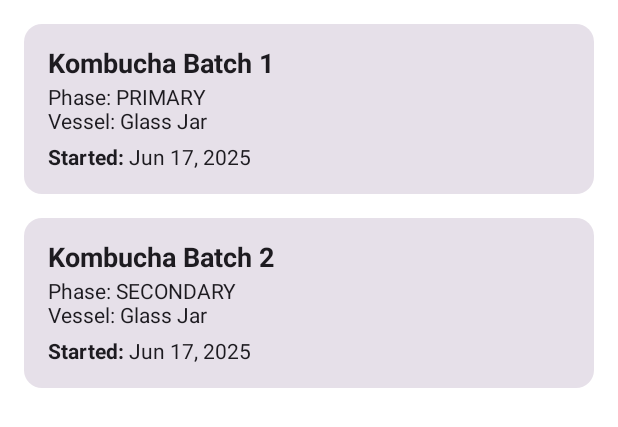
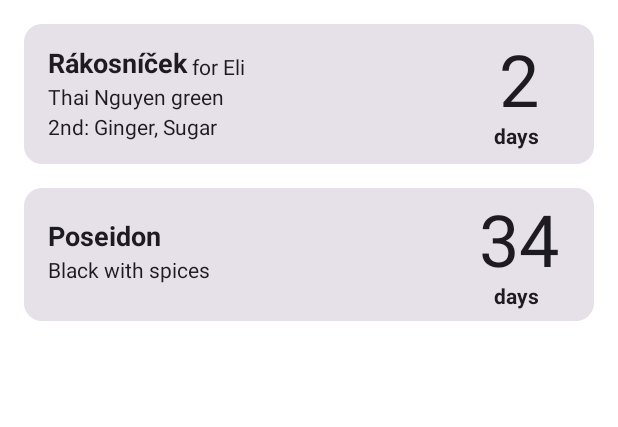
Before and after one commit to anoniim/Ferment, an Android app built with Jetpack Compose: the @Preview function MainScreenPreview, on a phone screen of 412 x 824 dp. Shown: the top 427 px of the screen. Run offline under Robolectric (Android 15) with nearby library versions, the phone set to English and light mode, and no system bars.

Commit message:
Active bathes view improved

```diff
--- a/app/src/main/java/net/solvetheriddle/fermentlog/MainActivity.kt
+++ b/app/src/main/java/net/solvetheriddle/fermentlog/MainActivity.kt
@@ -6,58 +6,28 @@ import android.os.Bundle
 import androidx.activity.ComponentActivity
 import androidx.activity.compose.setContent
 import androidx.activity.enableEdgeToEdge
-import androidx.compose.foundation.clickable
-import androidx.compose.foundation.layout.Arrangement
-import androidx.compose.foundation.layout.Column
-import androidx.compose.foundation.layout.Row
-import androidx.compose.foundation.layout.Spacer
-import androidx.compose.foundation.layout.fillMaxSize
-import androidx.compose.foundation.layout.fillMaxWidth
-import androidx.compose.foundation.layout.height
 import androidx.compose.foundation.layout.padding
-import androidx.compose.foundation.lazy.LazyColumn
-import androidx.compose.foundation.lazy.items
 import androidx.compose.material.icons.Icons
 import androidx.compose.material.icons.filled.Add
-import androidx.compose.material3.Card
-import androidx.compose.material3.CardDefaults
 import androidx.compose.material3.ExperimentalMaterial3Api
 import androidx.compose.material3.FloatingActionButton
 import androidx.compose.material3.Icon
 import androidx.compose.material3.Scaffold
 import androidx.compose.material3.Text
 import androidx.compose.material3.TopAppBar
-import androidx.compose.runtime.Composable
 import androidx.compose.runtime.LaunchedEffect
-import androidx.compose.runtime.ReadOnlyComposable
 import androidx.compose.runtime.mutableStateListOf
 import androidx.compose.runtime.remember
-import androidx.compose.ui.Alignment
 import androidx.compose.ui.Modifier
-import androidx.compose.ui.platform.LocalConfiguration
-import androidx.compose.ui.text.font.FontWeight
-import androidx.compose.ui.tooling.preview.Preview
-import androidx.compose.ui.unit.dp
-import androidx.compose.ui.unit.sp
-import androidx.core.os.ConfigurationCompat
 import net.solvetheriddle.fermentlog.data.Db
 import net.solvetheriddle.fermentlog.domain.model.Batch
-import net.solvetheriddle.fermentlog.domain.model.BrewingPhase
-import net.solvetheriddle.fermentlog.domain.model.Ingredient
-import net.solvetheriddle.fermentlog.domain.model.IngredientAmount
 import net.solvetheriddle.fermentlog.domain.model.Status
-import net.solvetheriddle.fermentlog.domain.model.Vessel
 import net.solvetheriddle.fermentlog.navigation.AppBottomNavigation
+import net.solvetheriddle.fermentlog.ui.screens.ActiveBatchesScreen
 import net.solvetheriddle.fermentlog.ui.screens.AddBatchScreen
 import net.solvetheriddle.fermentlog.ui.screens.IngredientsScreen
 import net.solvetheriddle.fermentlog.ui.screens.VesselsScreen
 import net.solvetheriddle.fermentlog.ui.theme.FermentTheme
-import java.time.LocalDate
-import java.time.ZoneId
-import java.time.format.DateTimeFormatter
-import java.time.format.FormatStyle
-import java.util.Date
-import java.util.Locale
 
 class MainActivity : ComponentActivity() {
     override fun onCreate(savedInstanceState: Bundle?) {
@@ -74,7 +44,7 @@ class MainActivity : ComponentActivity() {
                 LaunchedEffect(Unit) {
                     Db.getBatchesFlow().collect { batches ->
                         activeBatches.clear()
-                        activeBatches.addAll(batches.filter { it.status == Status.ACTIVE })
+                        activeBatches.addAll(batches.filter { it.status == Status.ACTIVE }) // TODO Order by phase, then duration
                     }
                 }
 
@@ -127,7 +97,7 @@ class MainActivity : ComponentActivity() {
                                 )
                             }
                         ) { innerPadding ->
-                            MainScreen(
+                            ActiveBatchesScreen(
                                 activeBatches = activeBatches,
                                 modifier = Modifier.padding(innerPadding)
                             )
@@ -138,101 +108,3 @@ class MainActivity : ComponentActivity() {
         }
     }
 }
-
-@Composable
-fun MainScreen(activeBatches: List<Batch>, modifier: Modifier = Modifier) {
-    ActiveBatchesList(
-        activeBatches = activeBatches,
-        modifier = modifier
-    )
-}
-
-@Composable
-fun ActiveBatchesList(activeBatches: List<Batch>, modifier: Modifier = Modifier) {
-    LazyColumn(
-        modifier = modifier
-            .fillMaxSize()
-            .padding(16.dp),
-        verticalArrangement = Arrangement.spacedBy(16.dp)
-    ) {
-        items(activeBatches) { batch ->
-            BatchCard(batch = batch)
-        }
-    }
-}
-
-@Composable
-fun BatchCard(batch: Batch) {
-    Card(
-        modifier = Modifier
-            .fillMaxWidth()
-            .clickable { /* Handle batch click */ },
-        elevation = CardDefaults.cardElevation()
-    ) {
-        Column(modifier = Modifier.padding(16.dp)) {
-            Text(text = batch.name, fontWeight = FontWeight.Bold, fontSize = 18.sp)
-            Spacer(modifier = Modifier.height(4.dp))
-            Text(text = "Phase: ${batch.phase}", fontSize = 14.sp)
-            Text(text = "Vessel: ${batch.vessel.name}", fontSize = 14.sp)
-            Spacer(modifier = Modifier.height(8.dp))
-            Row(verticalAlignment = Alignment.CenterVertically) {
-                Text(text = "Started: ", fontSize = 14.sp, fontWeight = FontWeight.Bold)
-                Text(text = formatDate(batch.startDate), fontSize = 14.sp)
-            }
-        }
-    }
-}
-
-@Composable
-@ReadOnlyComposable
-fun formatDate(date: LocalDate): String {
-    // Option 1: Using a predefined format
-    val predefinedFormatter = DateTimeFormatter.ofLocalizedDate(FormatStyle.MEDIUM)
-    //val predefinedFormatter = DateTimeFormatter.ISO_DATE // Example of a different predefined format
-    val formattedDate = date.format(predefinedFormatter.withLocale(getLocale()))
-
-    // Option 2: Using a custom format
-//    val customFormatter = DateTimeFormatter.ofPattern("MMM dd, yyyy", getLocale())
-//    val formattedDate2 = date.format(customFormatter)
-
-    // You can return any of the formatted date
-    return formattedDate
-}
-
-@Composable
-@ReadOnlyComposable
-fun getLocale(): Locale? {
-    val configuration = LocalConfiguration.current
-    return ConfigurationCompat.getLocales(configuration).get(0)
-}
-
-@Preview(showBackground = true)
-@Composable
-fun MainScreenPreview() {
-    // Create sample data for preview
-    val sampleVessel = Vessel("v1", "Glass Jar", 2.0)
-    val sampleIngredient = Ingredient("i1", "Tea")
-    val sampleIngredientAmount = IngredientAmount(sampleIngredient, "8 spoons")
-
-    val sampleBatches = listOf(
-        Batch(
-            id = "b1",
-            name = "Kombucha Batch 1",
-            status = Status.ACTIVE,
-            phase = BrewingPhase.PRIMARY,
-            startDate = Date().toInstant().atZone(ZoneId.systemDefault()).toLocalDate(),
-            vessel = sampleVessel,
-            ingredients = listOf(sampleIngredientAmount)
-        ),
-        Batch(
-            id = "b2",
-            name = "Kombucha Batch 2",
-            status = Status.ACTIVE,
-            phase = BrewingPhase.SECONDARY,
-            startDate = Date().toInstant().atZone(ZoneId.systemDefault()).toLocalDate(),
-            vessel = sampleVessel,
-            ingredients = listOf(sampleIngredientAmount)
-        )
-    )
-    MainScreen(sampleBatches)
-}
--- a/app/src/main/java/net/solvetheriddle/fermentlog/data/model/BatchData.kt
+++ b/app/src/main/java/net/solvetheriddle/fermentlog/data/model/BatchData.kt
@@ -12,7 +12,7 @@ import java.util.Date
 @Keep
 data class BatchData(
     val id: String = "undefined",
-    val name: String = "undefined",
+    val name: String? = null,
     val status: Status = Status.UNDEFINED,
     val phase: BrewingPhase = BrewingPhase.UNDEFINED,
     val startDateTimestamp: Long = 0,
@@ -28,19 +28,19 @@ data class BatchData(
             phase = phase,
             startDate = Date(startDateTimestamp).toInstant().atZone(ZoneId.systemDefault()).toLocalDate(),
             vessel = vessel.toDomain(),
-            ingredients = ingredients.map { it.toDomain() },
+            primaryIngredients = ingredients.map { it.toDomain() },
             parentId = parentId
         )
     }
 
     constructor(batch: Batch) : this(
         id = batch.id,
-        name = batch.name.ifBlank { getDefaultName(batch.startDate.atStartOfDay().atZone(ZoneId.systemDefault()).toInstant().toEpochMilli(), batch.vessel) },
+        name = batch.name,
         status = batch.status,
         phase = batch.phase,
         startDateTimestamp = batch.startDate.atStartOfDay().atZone(ZoneId.systemDefault()).toInstant().toEpochMilli(),
         vessel = VesselData(batch.vessel),
-        ingredients = batch.ingredients.map { IngredientAmountData(it) },
+        ingredients = batch.primaryIngredients.map { IngredientAmountData(it) },
         parentId = batch.parentId
     )
 
--- a/app/src/main/java/net/solvetheriddle/fermentlog/domain/model/Batch.kt
+++ b/app/src/main/java/net/solvetheriddle/fermentlog/domain/model/Batch.kt
@@ -1,20 +1,27 @@
 package net.solvetheriddle.fermentlog.domain.model
 
+import android.os.Build
 import java.time.LocalDate
-import java.time.ZoneId
-import java.util.Date
 import java.util.UUID
 
 data class Batch(
     val id: String = UUID.randomUUID().toString(),
-    val name: String,
+    val name: String? = null,
     val status: Status = Status.ACTIVE,
     val phase: BrewingPhase = BrewingPhase.PRIMARY,
     val startDate: LocalDate,
     val vessel: Vessel,
-    val ingredients: List<IngredientAmount> = emptyList(),
+    val primaryIngredients: List<IngredientAmount> = emptyList(),
+    val secondaryIngredients: List<IngredientAmount> = emptyList(),
     val parentId: String? = null
-)
+) {
+    val brewDurationInDays: Int =
+        if (Build.VERSION.SDK_INT >= Build.VERSION_CODES.UPSIDE_DOWN_CAKE) {
+            startDate.datesUntil(LocalDate.now()).count().toInt()
+        } else {
+            TODO("VERSION.SDK_INT < UPSIDE_DOWN_CAKE") // Increase min SDK version and REMOVE THIS CODE
+        }
+}
 
 enum class Status {
     UNDEFINED,
--- /dev/null
+++ b/app/src/main/java/net/solvetheriddle/fermentlog/ui/screens/ActiveBatches.kt
@@ -0,0 +1,196 @@
+package net.solvetheriddle.fermentlog.ui.screens
+
+import androidx.compose.foundation.clickable
+import androidx.compose.foundation.layout.Arrangement
+import androidx.compose.foundation.layout.Column
+import androidx.compose.foundation.layout.Row
+import androidx.compose.foundation.layout.Spacer
+import androidx.compose.foundation.layout.fillMaxHeight
+import androidx.compose.foundation.layout.fillMaxSize
+import androidx.compose.foundation.layout.fillMaxWidth
+import androidx.compose.foundation.layout.height
+import androidx.compose.foundation.layout.padding
+import androidx.compose.foundation.layout.width
+import androidx.compose.foundation.lazy.LazyColumn
+import androidx.compose.foundation.lazy.items
+import androidx.compose.material3.Card
+import androidx.compose.material3.CardDefaults
+import androidx.compose.material3.ExperimentalMaterial3Api
+import androidx.compose.material3.PlainTooltip
+import androidx.compose.material3.Text
+import androidx.compose.material3.TooltipBox
+import androidx.compose.material3.TooltipDefaults
+import androidx.compose.material3.rememberTooltipState
+import androidx.compose.runtime.Composable
+import androidx.compose.runtime.ReadOnlyComposable
+import androidx.compose.ui.Alignment
+import androidx.compose.ui.Modifier
+import androidx.compose.ui.platform.LocalConfiguration
+import androidx.compose.ui.text.font.FontWeight
+import androidx.compose.ui.tooling.preview.Preview
+import androidx.compose.ui.unit.dp
+import androidx.compose.ui.unit.sp
+import androidx.core.os.ConfigurationCompat
+import net.solvetheriddle.fermentlog.domain.model.Batch
+import net.solvetheriddle.fermentlog.domain.model.BrewingPhase
+import net.solvetheriddle.fermentlog.domain.model.Ingredient
+import net.solvetheriddle.fermentlog.domain.model.IngredientAmount
+import net.solvetheriddle.fermentlog.domain.model.Status
+import net.solvetheriddle.fermentlog.domain.model.Vessel
+import java.time.LocalDate
+import java.time.ZoneId
+import java.time.format.DateTimeFormatter
+import java.util.Date
+import java.util.Locale
+
+@Composable
+fun ActiveBatchesScreen(activeBatches: List<Batch>, modifier: Modifier = Modifier) {
+    ActiveBatchesList(
+        activeBatches = activeBatches,
+        modifier = modifier
+    )
+}
+
+@Composable
+private fun ActiveBatchesList(activeBatches: List<Batch>, modifier: Modifier = Modifier) {
+    LazyColumn(
+        modifier = modifier
+            .fillMaxSize()
+            .padding(16.dp),
+        verticalArrangement = Arrangement.spacedBy(16.dp)
+    ) {
+        items(activeBatches) { batch ->
+            BatchCard(batch = batch)
+        }
+    }
+}
+
+@Composable
+private fun BatchCard(batch: Batch) {
+    Card(
+        modifier = Modifier
+            .fillMaxWidth()
+            .clickable { /* Handle batch click */ },
+        elevation = CardDefaults.cardElevation()
+    ) {
+        Row(
+            modifier = Modifier.fillMaxWidth(),
+            horizontalArrangement = Arrangement.SpaceBetween,
+            verticalAlignment = Alignment.CenterVertically,
+        ) {
+            BatchInfo(batch)
+            BrewDuration(batch)
+
+        }
+    }
+}
+
+@Composable
+private fun BatchInfo(batch: Batch) {
+    Column(modifier = Modifier.padding(16.dp)) {
+        Row (verticalAlignment = Alignment.Bottom) {
+            Text(text = batch.vessel.name, fontWeight = FontWeight.Bold, fontSize = 18.sp)
+            if (!batch.name.isNullOrBlank()) {
+                Text(text = " ${batch.name}", fontSize = 14.sp)
+            }
+        }
+        Spacer(modifier = Modifier.height(4.dp))
+        PrimaryIngredient(batch)
+        Spacer(modifier = Modifier.height(4.dp))
+        SecondaryIngredient(batch)
+    }
+}
+
+@Composable
+private fun PrimaryIngredient(batch: Batch) {
+    Text(text = batch.primaryIngredients.first().ingredient.name, fontSize = 14.sp)
+}
+
+@Composable
+private fun SecondaryIngredient(batch: Batch) {
+    if (batch.secondaryIngredients.isNotEmpty()) {
+        Row {
+            val secondaryIngredients = batch.secondaryIngredients.joinToString(separator = ", ") { it.ingredient.name }
+            Text(text = "2nd: $secondaryIngredients",
+                maxLines = 1,
+                fontSize = 14.sp)
+        }
+    }
+}
+
+@OptIn(ExperimentalMaterial3Api::class)
+@Composable
+private fun BrewDuration(batch: Batch) {
+    TooltipBox(
+        positionProvider = TooltipDefaults.rememberPlainTooltipPositionProvider(),
+        tooltip = { PlainTooltip { Text(text = formatDate(batch.startDate), fontSize = 16.sp) } },
+        state = rememberTooltipState()
+    ) {
+        Column(
+            modifier = Modifier
+                .padding(vertical = 8.dp)
+                .width(100.dp)
+                .fillMaxHeight(),
+            horizontalAlignment = Alignment.CenterHorizontally,
+            verticalArrangement = Arrangement.Top,
+        ) {
+            Text(text = "${batch.brewDurationInDays}", fontSize = 48.sp)
+            Text(text = "days ", fontSize = 14.sp, fontWeight = FontWeight.Bold)
+        }
+    }
+}
+
+@Composable
+@ReadOnlyComposable
+private fun formatDate(date: LocalDate): String {
+    val customFormatter = DateTimeFormatter.ofPattern("dd MMMM", getLocale())
+    val formattedDate = date.format(customFormatter)
+    return formattedDate
+}
+
+@Composable
+@ReadOnlyComposable
+private fun getLocale(): Locale? {
+    val configuration = LocalConfiguration.current
+    return ConfigurationCompat.getLocales(configuration).get(0)
+}
+
+@Preview(showBackground = true)
+@Composable
+private fun MainScreenPreview() {
+    // Create sample data for preview
+    val sampleVessel1 = Vessel("v1", "Poseidon", 2.0)
+    val sampleVessel2 = Vessel("v2", "Rákosníček", 2.0)
+    val sampleIngredient1 = Ingredient("i1", "Thai Nguyen green")
+    val sampleIngredient2 = Ingredient("i2", "Black with spices")
+    val sampleIngredient3 = Ingredient("i3", "Ginger")
+    val sampleIngredient4 = Ingredient("i4", "Sugar")
+    val sampleIngredientAmount1 = IngredientAmount(sampleIngredient1, "8 spoons")
+    val sampleIngredientAmount2 = IngredientAmount(sampleIngredient2, "10 spoons")
+    val sampleSecondaryIngredients = listOf(
+        IngredientAmount(sampleIngredient3, "5cm"),
+        IngredientAmount(sampleIngredient4, "10g"),
+    )
+
+    val sampleBatches = listOf(
+        Batch(
+            id = "b2",
+            name = "for Eli",
+            status = Status.ACTIVE,
+            phase = BrewingPhase.SECONDARY,
+            startDate = Date().toInstant().atZone(ZoneId.systemDefault()).toLocalDate().minusDays(2),
+            vessel = sampleVessel2,
+            primaryIngredients = listOf(sampleIngredientAmount1),
+            secondaryIngredients = sampleSecondaryIngredients,
+        ),
+        Batch(
+            id = "b1",
+            status = Status.ACTIVE,
+            phase = BrewingPhase.PRIMARY,
+            startDate = Date().toInstant().atZone(ZoneId.systemDefault()).toLocalDate().minusDays(34),
+            vessel = sampleVessel1,
+            primaryIngredients = listOf(sampleIngredientAmount2)
+        )
+    )
+    ActiveBatchesScreen(sampleBatches)
+}
--- a/app/src/main/java/net/solvetheriddle/fermentlog/ui/screens/AddBatchScreen.kt
+++ b/app/src/main/java/net/solvetheriddle/fermentlog/ui/screens/AddBatchScreen.kt
@@ -306,7 +306,7 @@ fun AddBatchScreen(
                             name = batchName,
                             startDate = Date().toInstant().atZone(ZoneId.systemDefault()).toLocalDate(),
                             vessel = vessel,
-                            ingredients = ingredientAmounts
+                            primaryIngredients = ingredientAmounts
                         )
                         onBatchAdded(newBatch)
                         onNavigateBack()
```
